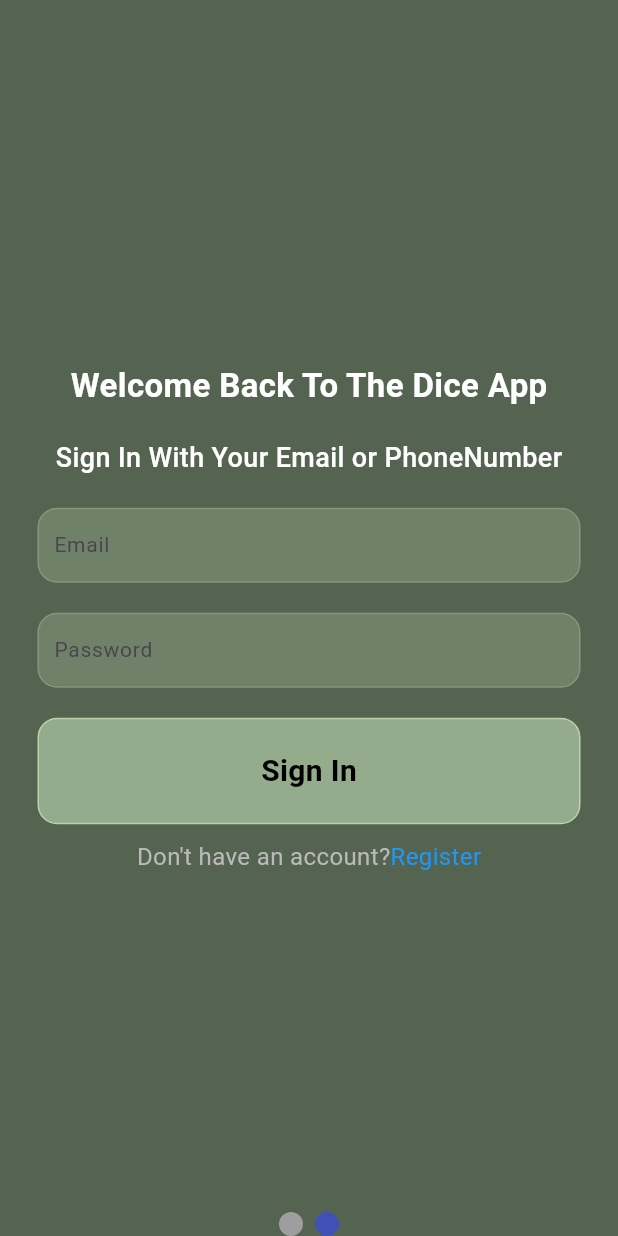
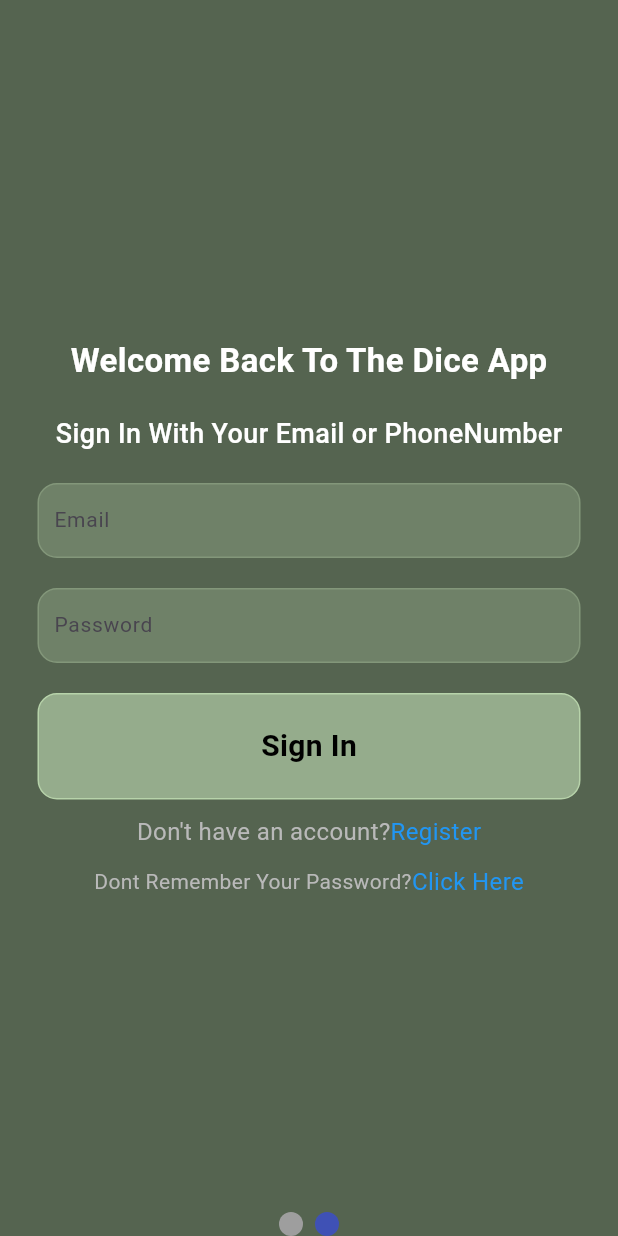
Before and after one commit to AryanRogye/Roll-Amigos, a Flutter app: the screen it shows after launch, swiped to page 2, on a phone screen of 412 x 824 dp. Run offline on Flutter 3.47's test engine with Material 3 defaults, Android fonts, the phone set to English and light mode, and no system bars; drawn by our look-alikes of smooth_page_indicator; our stand-ins replace cloud_firestore, firebase_auth, firebase_core, google_mobile_ads, google_nav_bar, shared_preferences; missing offline and left inert: tutorial_coach_mark; accounts and stored records are empty; Roboto replaces fonts that are missing (Poppins).

Commit message:
made a forgot pw page and also got the material page route to go there

```diff
--- a/lib/pages/auth/sign_in_page.dart
+++ b/lib/pages/auth/sign_in_page.dart
@@ -1,11 +1,9 @@
 // ignore_for_file: no_logic_in_create_state, library_private_types_in_public_api
-import 'package:cloud_firestore/cloud_firestore.dart';
 import 'package:dice_pt2/components/firebase/firebase_functions.dart';
 import 'package:dice_pt2/models/my_button.dart';
 import 'package:dice_pt2/models/my_textfield.dart';
-import 'package:firebase_auth/firebase_auth.dart';
+import 'package:dice_pt2/pages/auth/forgot_pw.dart';
 import 'package:flutter/material.dart';
-import 'package:flutter/rendering.dart';
 import 'package:flutter/widgets.dart';
 import 'package:smooth_page_indicator/smooth_page_indicator.dart';
 
@@ -98,6 +96,9 @@ class _SignInPageState extends State<SignInPage> {
                         const SizedBox(height: 10),
                         //Register Button
                         registerButton(),
+
+                        const SizedBox(height: 10),
+                        forgotPasswordButton(),
                       ],
                     ),
                   )),
@@ -226,4 +227,41 @@ class _SignInPageState extends State<SignInPage> {
       );
     }
   }
+
+  forgotPasswordButton() {
+    return Padding(
+      padding: EdgeInsets.symmetric(horizontal: 25),
+      child: Row(
+        mainAxisAlignment: MainAxisAlignment.center,
+        children: [
+          const Text(
+            "Dont Remember Your Password?",
+            style: TextStyle(
+              color: Color.fromARGB(255, 185, 185, 185),
+            ),
+          ),
+          GestureDetector(
+            onTap: () {
+              print("Forgot Password");
+              //go back to the forgotpw page
+              //but give the option to go back as well
+              Navigator.push(
+                context,
+                MaterialPageRoute(
+                  builder: (context) => const ForgotPw(),
+                ),
+              );
+            },
+            child: const Text(
+              "Click Here",
+              style: TextStyle(
+                color: Colors.blue,
+                fontSize: 16,
+              ),
+            ),
+          ),
+        ],
+      ),
+    );
+  }
 }
```
Also changed, not shown: lib/pages/auth/forgot_pw.dart (added, +37 -0 lines).
